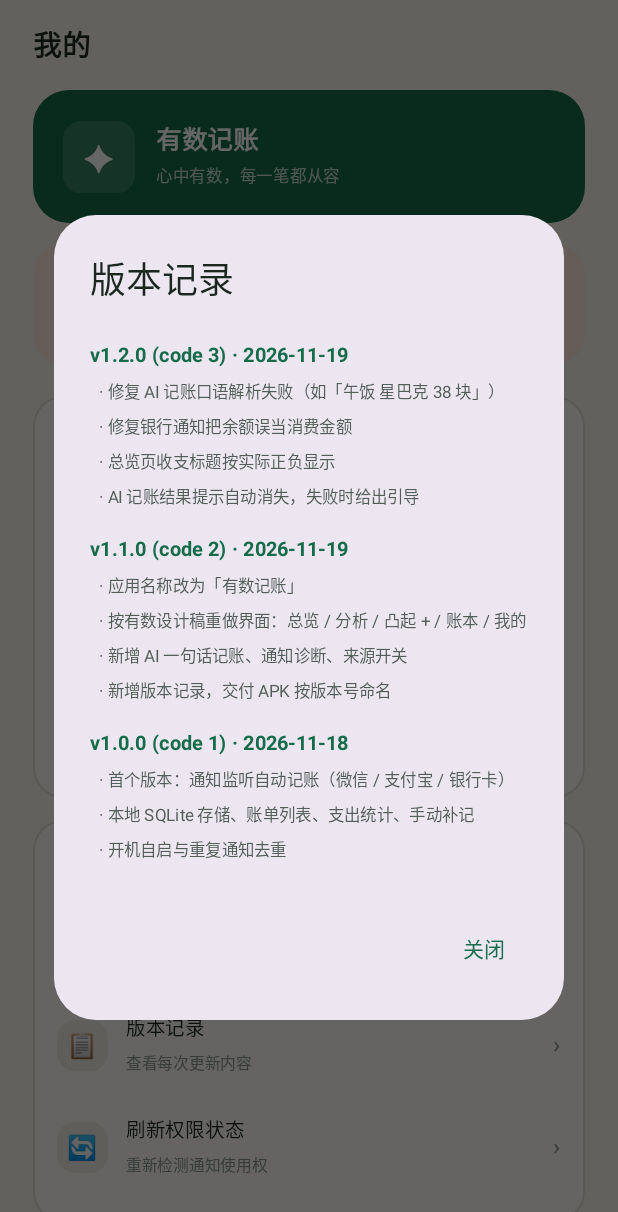
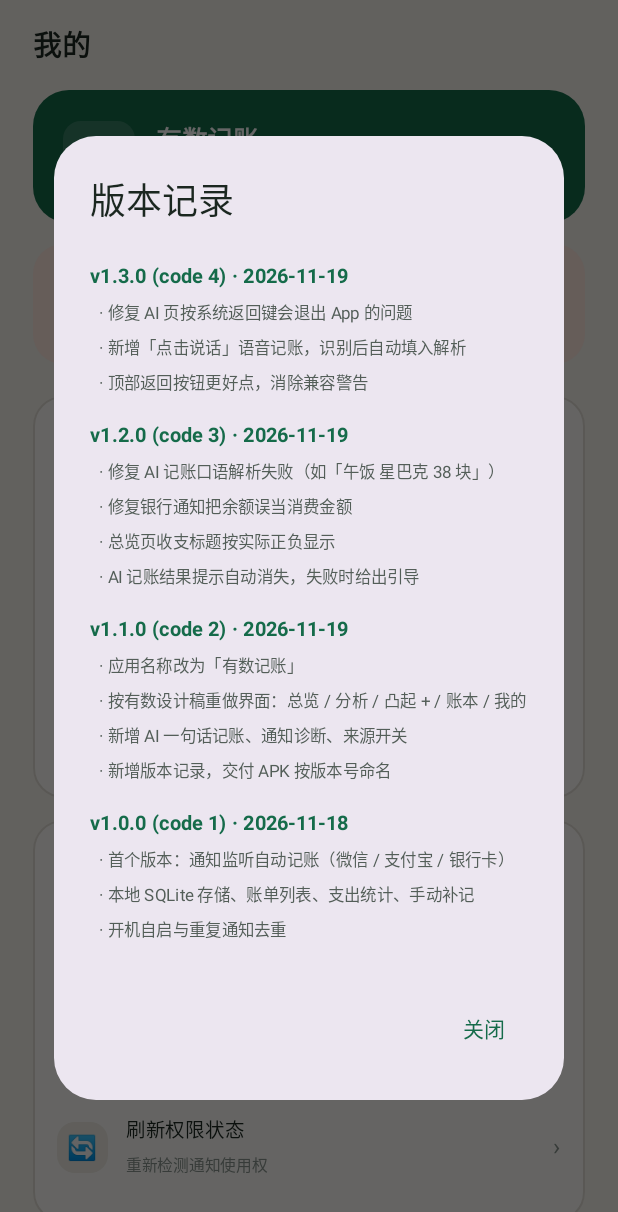
Before and after one commit to 206551865/AutoLedger, an Android app built with Jetpack Compose: the composable SettingsScreen shown on its own in the app's theme, after a tap on an icon or button, on a phone screen of 412 x 824 dp. Shown: the top 1212 px of the screen. Run offline under Robolectric (Android 15) with nearby library versions, the phone set to English and light mode, and no system bars.

Commit message:
v1.3.0: 修复AI页返回键并实现语音输入记账

```diff
--- a/app/build.gradle.kts
+++ b/app/build.gradle.kts
@@ -13,8 +13,8 @@ android {
         applicationId = "com.autoledger.app"
         minSdk = 26
         targetSdk = 35
-        versionCode = 3
-        versionName = "1.2.0"
+        versionCode = 4
+        versionName = "1.3.0"
         testInstrumentationRunner = "androidx.test.runner.AndroidJUnitRunner"
         vectorDrawables { useSupportLibrary = true }
     }
--- a/app/src/main/java/com/autoledger/app/util/AppChangelog.kt
+++ b/app/src/main/java/com/autoledger/app/util/AppChangelog.kt
@@ -13,6 +13,16 @@ data class ReleaseNote(
  */
 object AppChangelog {
     val releases = listOf(
+        ReleaseNote(
+            version = "1.3.0",
+            code = 4,
+            date = "2026-11-19",
+            notes = listOf(
+                "修复 AI 页按系统返回键会退出 App 的问题",
+                "新增「点击说话」语音记账，识别后自动填入解析",
+                "顶部返回按钮更好点，消除兼容警告"
+            )
+        ),
         ReleaseNote(
             version = "1.2.0",
             code = 3,
```
Also changed, not shown: app/src/main/AndroidManifest.xml (+10 -0 lines), app/src/main/java/com/autoledger/app/ui/AICaptureScreen.kt (+52 -5 lines), 1 other file.
